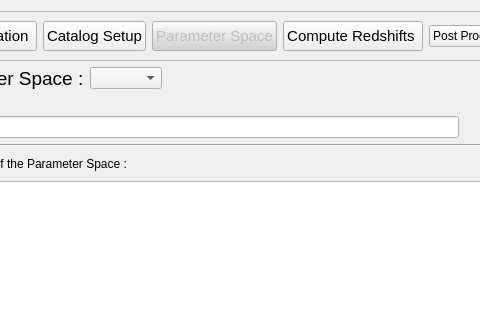
Qt form PhzQtUI/auxdir/PhzQtUI/FormModelSet.ui (astrorama/Phosphoros) before a commit; both pictures show x 86 to 566 and y 0 to 320 of the 1090 by 829 pixel window.
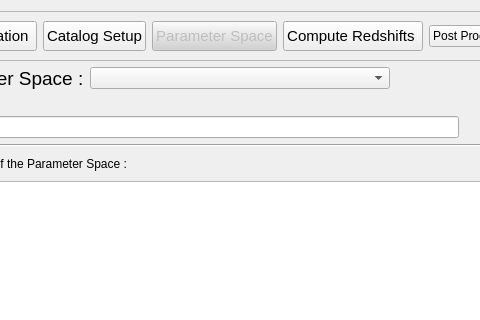
The same form after that commit. Custom widgets are drawn as their Qt base class.

Commit message: Changes after presentation of the refactored GUI

```diff
--- a/PhzQtUI/auxdir/PhzQtUI/FormModelSet.ui
+++ b/PhzQtUI/auxdir/PhzQtUI/FormModelSet.ui
@@ -164,7 +164,14 @@
       </widget>
      </item>
      <item>
-      <widget class="QComboBox" name="cb_selSpace"/>
+      <widget class="QComboBox" name="cb_selSpace">
+       <property name="minimumSize">
+        <size>
+         <width>300</width>
+         <height>0</height>
+        </size>
+       </property>
+      </widget>
      </item>
      <item>
       <spacer name="horizontalSpacer_5">
```
The commit also changes 6 other files.
